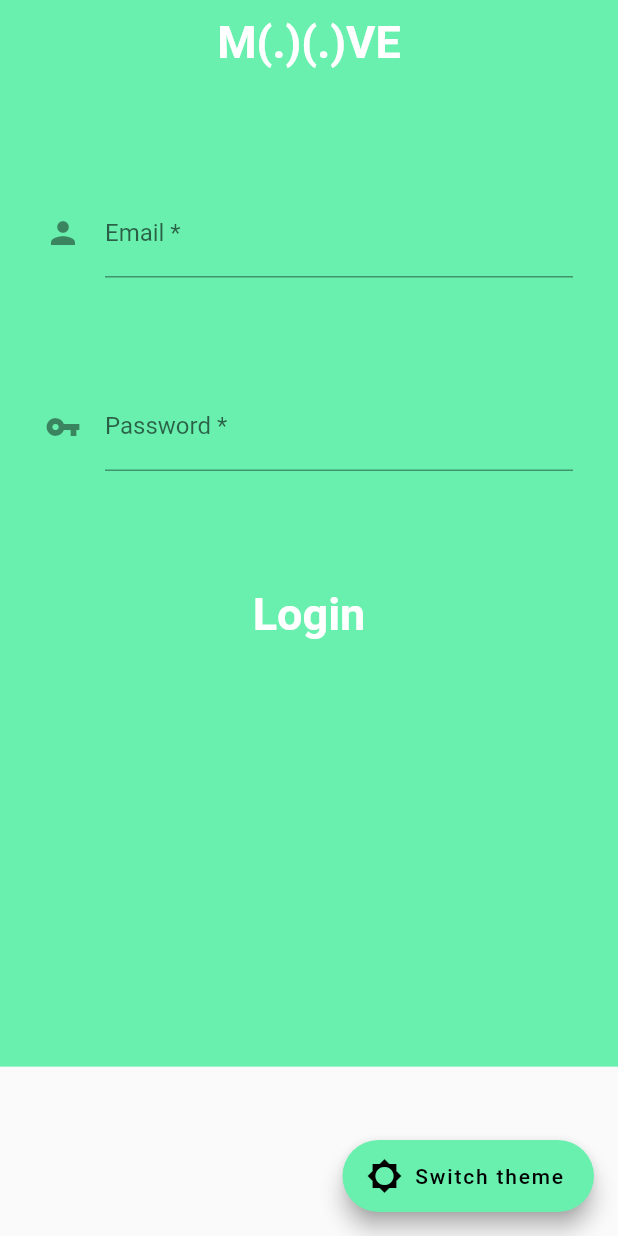
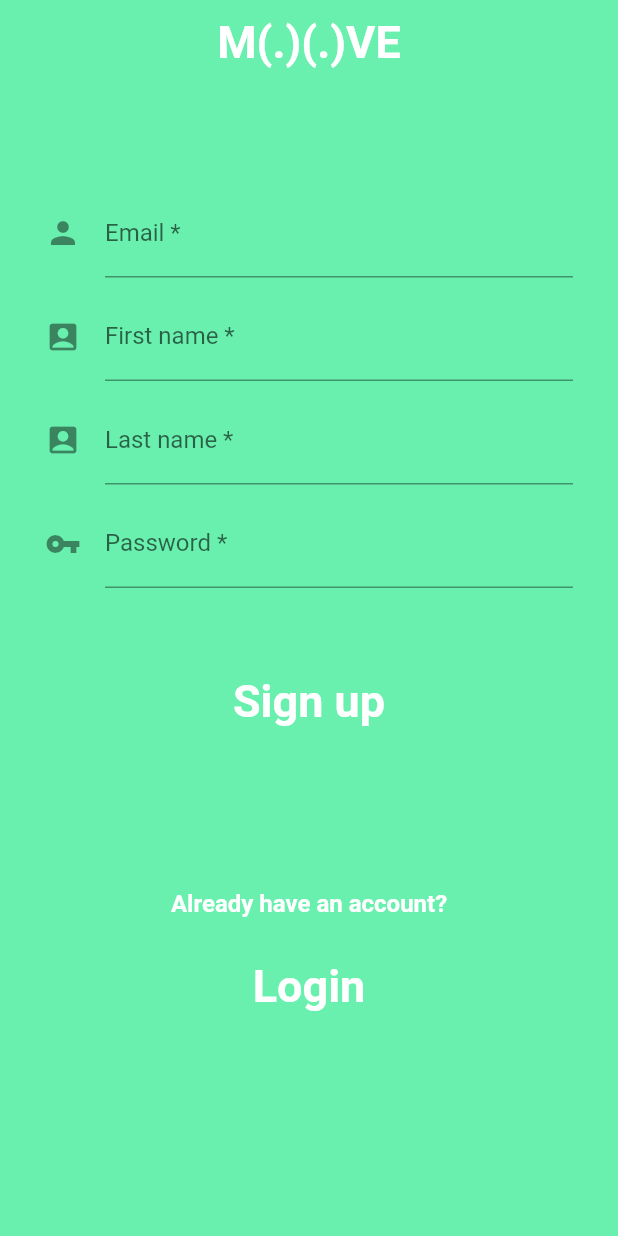
Before and after one commit to Baba-Yaga-Bv/Moove-old, a Flutter app: the screen it shows after launch, on a phone screen of 412 x 824 dp. Run offline on Flutter 3.47's test engine with Material 2 defaults, Android fonts, the phone set to English and light mode, and no system bars; accounts and stored records are empty.

Commit message:
Add sign in

```diff
--- a/front-end/lib/interface/config.dart
+++ b/front-end/lib/interface/config.dart
@@ -41,5 +41,11 @@ TextStyle mediumTextStyle = TextStyle(
   fontSize: 30,
 );
 
+TextStyle smallTextStyle = TextStyle(
+  fontWeight: FontWeight.bold,
+  color: Colors.white,
+  fontSize: 16,
+);
+
 // Padding
 double mediumPadding = 20;
--- a/front-end/lib/interface/pages/user_auth/components/user_auth_body.dart
+++ /dev/null
@@ -1,52 +0,0 @@
-import 'package:flutter/material.dart';
-import 'package:moove/interface/config.dart';
-import 'package:moove/interface/pages/home/home_page.dart';
-
-class UserAuthBody extends StatelessWidget {
-  @override
-  Widget build(BuildContext context) {
-    Size screenSize = MediaQuery.of(context).size;
-    return Column(
-      children: [
-        Container(
-            height: screenSize.height*0.795,
-            decoration: BoxDecoration(
-              color: Theme.of(context).primaryColor,
-            ),
-            child: Column(
-              children: [
-                Padding(
-                  padding: EdgeInsets.fromLTRB(30, 70, 30, 0),
-                  child: TextFormField(
-                    decoration: InputDecoration(
-                        icon: Icon(Icons.person),
-                        hintText: "Enter your email",
-                        labelText: "Email *"),
-                  ),
-                ),
-                Padding(
-                  padding: EdgeInsets.fromLTRB(30, 70, 30, 0),
-                  child: TextFormField(
-                    decoration: InputDecoration(
-                        icon: Icon(Icons.vpn_key),
-                        hintText: "Enter your password",
-                        labelText: "Password *"),
-                  ),
-                ),
-                Padding(
-                    padding:EdgeInsets.fromLTRB(30, 70, 30, 0),
-                    child: TextButton(
-                        child: Text("Login", style: mediumTextStyle),
-                        style: TextButton.styleFrom(
-                            backgroundColor: Theme.of(context).primaryColor),
-                        onPressed: () {
-                          Navigator.push(context,
-                              MaterialPageRoute(builder: (context) => HomePage()));
-                        }) ,)
-
-              ],
-            )),
-      ],
-    );
-  }
-}
--- /dev/null
+++ b/front-end/lib/interface/pages/user_auth/components/user_login_body.dart
@@ -0,0 +1,75 @@
+import 'package:flutter/material.dart';
+import 'package:moove/interface/config.dart';
+import 'package:moove/interface/pages/home/home_page.dart';
+
+class UserAuthLoginBody extends StatelessWidget {
+  @override
+  Widget build(BuildContext context) {
+    Size screenSize = MediaQuery.of(context).size;
+    return
+      SingleChildScrollView(
+        child:Column(
+          children: [
+            Container(
+                height: screenSize.height,
+                decoration: BoxDecoration(
+                  color: Theme.of(context).primaryColor,
+                ),
+                child: Column(
+                  children: [
+                    Padding(
+                      padding: EdgeInsets.fromLTRB(30, 70, 30, 0),
+                      child: TextFormField(
+                        decoration: InputDecoration(
+                            icon: Icon(Icons.person),
+                            hintText: "Enter your email",
+                            labelText: "Email *"),
+                      ),
+                    ),
+                    Padding(
+                      padding: EdgeInsets.fromLTRB(30, 70, 30, 0),
+                      child: TextFormField(
+                        decoration: InputDecoration(
+                            icon: Icon(Icons.vpn_key),
+                            hintText: "Enter your password",
+                            labelText: "Password *"),
+                      ),
+                    ),
+                    Padding(
+                      padding:EdgeInsets.fromLTRB(30, 70, 30, 0),
+                      child: TextButton(
+                          child: Text("Login", style: mediumTextStyle),
+                          style: TextButton.styleFrom(
+                              backgroundColor: Theme.of(context).primaryColor),
+                          onPressed: () {
+                            Navigator.push(context,
+                                MaterialPageRoute(builder: (context) => HomePage()));
+                          }) ,),
+
+                    Padding(
+                        padding:EdgeInsets.fromLTRB(30, 130, 30, 0),
+                        child: Text(
+                          "Don't have an account?",
+                          style: smallTextStyle,
+                        )
+                    ),
+
+                    Padding(
+                      padding:EdgeInsets.fromLTRB(30, 20, 30, 0),
+                      child: TextButton(
+                          child: Text("Sign up", style: mediumTextStyle),
+                          style: TextButton.styleFrom(
+                              backgroundColor: Theme.of(context).primaryColor),
+                          onPressed: () {
+                            Navigator.push(context,
+                                MaterialPageRoute(builder: (context) => HomePage()));
+                          }) ,)
+
+                  ],
+                )),
+          ],
+        ),
+      );
+
+  }
+}
--- /dev/null
+++ b/front-end/lib/interface/pages/user_auth/components/user_sign_in_body.dart
@@ -0,0 +1,96 @@
+import 'package:flutter/material.dart';
+import 'package:moove/interface/config.dart';
+import 'package:moove/interface/pages/home/home_page.dart';
+
+class UserAuthSignInBody extends StatelessWidget {
+  @override
+  Widget build(BuildContext context) {
+    Size screenSize = MediaQuery.of(context).size;
+    return
+      SingleChildScrollView(
+        child: Column(
+          children: [
+            Container(
+                height: screenSize.height,
+                decoration: BoxDecoration(
+                  color: Theme.of(context).primaryColor,
+                ),
+                child: Column(
+                  children: [
+                    Padding(
+                      padding: EdgeInsets.fromLTRB(30, 70, 30, 0),
+                      child: TextFormField(
+                        decoration: InputDecoration(
+                            icon: Icon(Icons.person),
+                            hintText: "Enter your email",
+                            labelText: "Email *"),
+                      ),
+                    ),
+                    Padding(
+                      padding: EdgeInsets.fromLTRB(30, 10, 30, 0),
+                      child: TextFormField(
+                        decoration: InputDecoration(
+                            icon: Icon(Icons.account_box),
+                            hintText: "Forename",
+                            labelText: "First name *"),
+                      ),
+                    ),
+                    Padding(
+                      padding: EdgeInsets.fromLTRB(30, 10, 30, 0),
+                      child: TextFormField(
+                        decoration: InputDecoration(
+                            icon: Icon(Icons.account_box),
+                            hintText: "Family name",
+                            labelText: "Last name *"),
+                      ),
+                    ),
+                    Padding(
+                      padding: EdgeInsets.fromLTRB(30, 10, 30, 0),
+                      child: TextFormField(
+                        decoration: InputDecoration(
+                            icon: Icon(Icons.vpn_key),
+                            hintText: "Enter your password",
+                            labelText: "Password *"),
+                      ),
+                    ),
+
+                    Padding(
+                      padding:EdgeInsets.fromLTRB(30, 50, 30, 0),
+                      child: TextButton(
+                          child: Text("Sign up", style: mediumTextStyle),
+                          style: TextButton.styleFrom(
+                              backgroundColor: Theme.of(context).primaryColor),
+                          onPressed: () {
+                            Navigator.push(context,
+                                MaterialPageRoute(builder: (context) => HomePage()));
+                          }) ,),
+
+                    Padding(
+                        padding:EdgeInsets.fromLTRB(30, 100, 30, 0),
+                        child: Text(
+                          "Already have an account?",
+                          style: smallTextStyle,
+                        )
+                    ),
+
+                    Padding(
+                      padding:EdgeInsets.fromLTRB(30, 20, 30, 0),
+                      child: TextButton(
+                          child: Text("Login", style: mediumTextStyle),
+                          style: TextButton.styleFrom(
+                              backgroundColor: Theme.of(context).primaryColor),
+                          onPressed: () {
+                            Navigator.push(context,
+                                MaterialPageRoute(builder: (context) => HomePage()));
+                          }) ,)
+
+                  ],
+                )),
+          ],
+        ),
+      );
+
+
+
+  }
+}
--- a/front-end/lib/interface/pages/user_auth/user_auth_page.dart
+++ b/front-end/lib/interface/pages/user_auth/user_auth_page.dart
@@ -3,9 +3,10 @@
 import 'package:flutter/material.dart';
 import 'package:moove/interface/pages/communities/communities_page.dart';
 import 'package:moove/interface/pages/profile/profile_page.dart';
+import '../../config.dart';
+import 'components/user_login_body.dart';
+import 'components/user_sign_in_body.dart';
 
-import '../../config.dart';
-import 'components/user_auth_body.dart';
 class UserAuth extends StatefulWidget {
   @override
   State<StatefulWidget> createState() => UserAuthPageState();
@@ -16,14 +17,9 @@ class UserAuthPageState extends State<UserAuth> {
   Widget build(BuildContext context) {
     return Scaffold(
       appBar: buildUserAuthBar(),
-      body: UserAuthBody(),
+      body: UserAuthSignInBody(),
       // Theme switching button
-      floatingActionButton: FloatingActionButton.extended(
-          onPressed: () {
-            themeController.switchTheme();
-          },
-          label: Text("Switch theme"),
-          icon: Icon(Icons.brightness_5)),
+
     );
   }
   AppBar buildUserAuthBar() {
```
